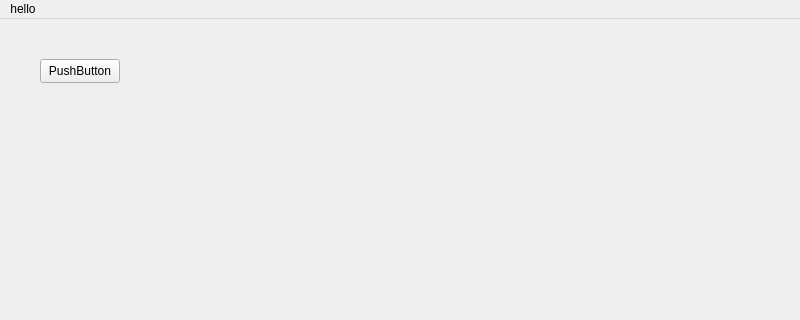
StefanScods/red-panda-ds, file frontends/redPandaDS/mainWindow/mainWindow.ui: the form before one commit; both pictures show x 0 to 800 and y 0 to 320 of the 800 by 600 pixel window.
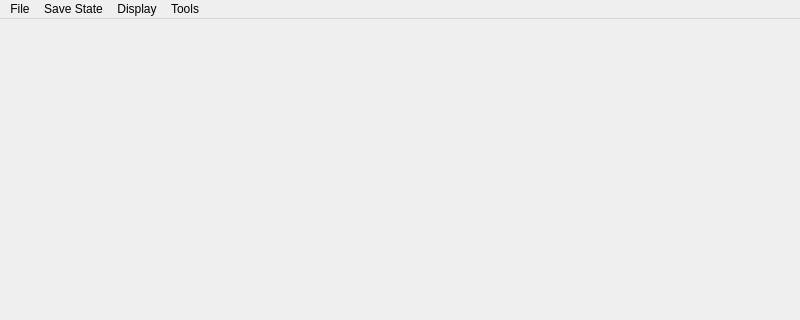
The form after the commit.

Diff of the .ui file:
```diff
--- a/frontends/redPandaDS/mainWindow/mainWindow.ui
+++ b/frontends/redPandaDS/mainWindow/mainWindow.ui
@@ -13,21 +13,10 @@
   <property name="windowTitle">
    <string>MainWindow</string>
   </property>
-  <widget class="QWidget" name="centralwidget">
-   <widget class="QPushButton" name="pushButton">
-    <property name="geometry">
-     <rect>
-      <x>40</x>
-      <y>40</y>
-      <width>80</width>
-      <height>24</height>
-     </rect>
-    </property>
-    <property name="text">
-     <string>PushButton</string>
-    </property>
-   </widget>
-  </widget>
+  <property name="styleSheet">
+   <string notr="true"/>
+  </property>
+  <widget class="QWidget" name="centralwidget"/>
   <widget class="QMenuBar" name="menubar">
    <property name="geometry">
     <rect>
@@ -37,12 +26,30 @@
      <height>21</height>
     </rect>
    </property>
-   <widget class="QMenu" name="menuhello">
+   <widget class="QMenu" name="menuFile">
     <property name="title">
-     <string>hello</string>
+     <string>File</string>
     </property>
    </widget>
-   <addaction name="menuhello"/>
+   <widget class="QMenu" name="menuSave_State">
+    <property name="title">
+     <string>Save State</string>
+    </property>
+   </widget>
+   <widget class="QMenu" name="menuDisplay">
+    <property name="title">
+     <string>Display</string>
+    </property>
+   </widget>
+   <widget class="QMenu" name="menuTools">
+    <property name="title">
+     <string>Tools</string>
+    </property>
+   </widget>
+   <addaction name="menuFile"/>
+   <addaction name="menuSave_State"/>
+   <addaction name="menuDisplay"/>
+   <addaction name="menuTools"/>
   </widget>
   <widget class="QStatusBar" name="statusbar"/>
  </widget>
```
Left out of the diff: 6 changed lines with no effect on the pictures.
